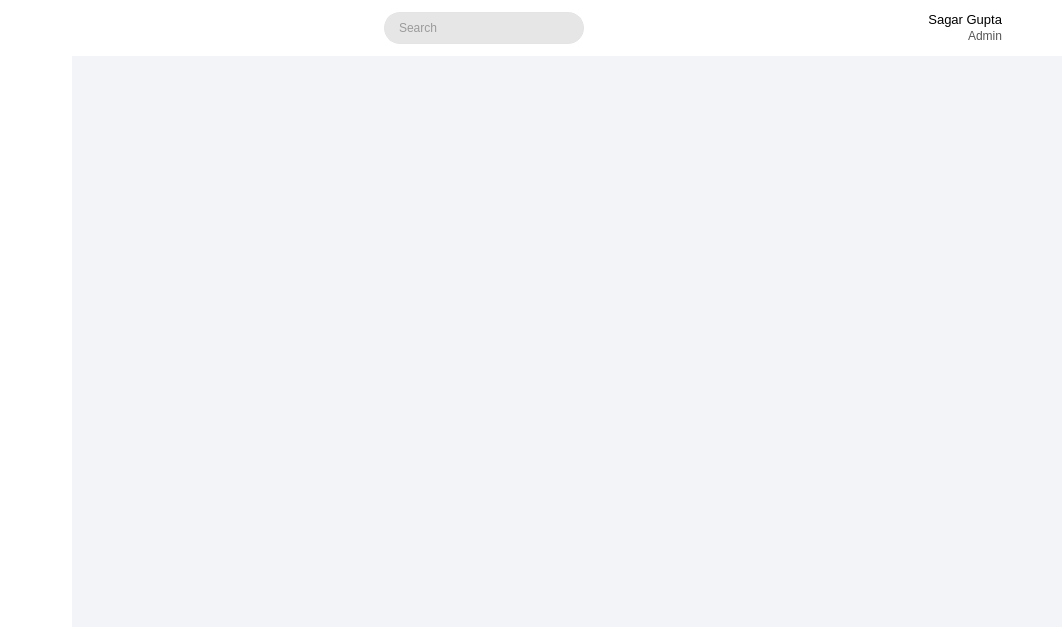
oggyCS04/lms, file mainwindow.ui: the form before one commit.
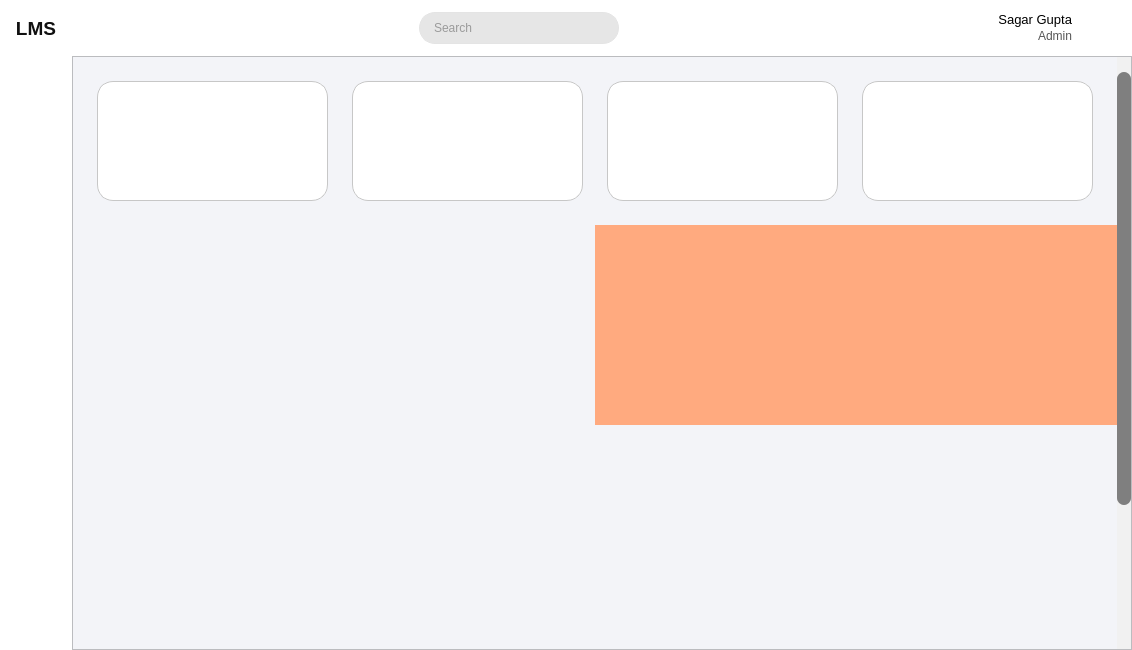
The form after the commit. Icons and pictures are not drawn.

What changed in the file:
```diff
--- a/mainwindow.ui
+++ b/mainwindow.ui
@@ -6,8 +6,8 @@
    <rect>
     <x>0</x>
     <y>0</y>
-    <width>1062</width>
-    <height>627</height>
+    <width>1132</width>
+    <height>650</height>
    </rect>
   </property>
   <property name="windowTitle">
@@ -101,14 +101,25 @@
            <height>56</height>
           </size>
          </property>
+         <property name="font">
+          <font>
+           <pointsize>14</pointsize>
+           <bold>true</bold>
+          </font>
+         </property>
          <property name="styleSheet">
           <string notr="true">QLabel{
-border-image: url(:/images/res/image/ic_e-library.png) 0 0 0 0 stretch stretch;
-margin: 10 18 10 18;
+color: rgb(16, 16, 16);
 }</string>
          </property>
          <property name="text">
-          <string/>
+          <string>LMS</string>
+         </property>
+         <property name="alignment">
+          <set>Qt::AlignmentFlag::AlignCenter</set>
+         </property>
+         <property name="indent">
+          <number>0</number>
          </property>
         </widget>
        </item>
@@ -437,13 +448,600 @@
 	background-color: rgb(255, 255, 255);
 }</string>
          </property>
+         <layout class="QVBoxLayout" name="sidebar_vlayout">
+          <property name="spacing">
+           <number>20</number>
+          </property>
+          <property name="leftMargin">
+           <number>0</number>
+          </property>
+          <property name="topMargin">
+           <number>16</number>
+          </property>
+          <property name="rightMargin">
+           <number>0</number>
+          </property>
+          <property name="bottomMargin">
+           <number>0</number>
+          </property>
+         </layout>
         </widget>
        </item>
        <item>
-        <widget class="QWidget" name="widget_3" native="true">
+        <widget class="QStackedWidget" name="stackedWidget">
          <property name="styleSheet">
-          <string notr="true">background-color: rgb(243, 244, 248);</string>
+          <string notr="true">QWidget{
+background-color: rgb(243, 244, 248);
+}</string>
          </property>
+         <property name="currentIndex">
+          <number>0</number>
+         </property>
+         <widget class="QWidget" name="aa_dashboard">
+          <property name="styleSheet">
+           <string notr="true"/>
+          </property>
+          <layout class="QHBoxLayout" name="horizontalLayout_6">
+           <property name="spacing">
+            <number>0</number>
+           </property>
+           <property name="leftMargin">
+            <number>0</number>
+           </property>
+           <property name="topMargin">
+            <number>0</number>
+           </property>
+           <property name="rightMargin">
+            <number>0</number>
+           </property>
+           <property name="bottomMargin">
+            <number>0</number>
+           </property>
+           <item>
+            <widget class="QScrollArea" name="scrollArea">
+             <property name="styleSheet">
+              <string notr="true">
+QScrollBar:vertical {;
+	background-color: rgb(85, 255, 127);
+    background: rgb(241, 241, 241);
+    width: 14px;
+    margin: 15px 0 15px 0;
+ }
+
+/*  HANDLE BAR VERTICAL */
+QScrollBar::handle:vertical {	
+	background-color: rgb(127, 127, 127);
+	min-height: 30px;
+	border-radius: 7px;
+}
+QScrollBar::handle:vertical:hover{	
+	background-color: rgb(180, 180, 180);
+}
+QScrollBar::handle:vertical:pressed {	
+	background-color: rgb(127, 127, 127);
+}
+
+/* BTN TOP - SCROLLBAR */
+QScrollBar::sub-line:vertical {
+	border: none;
+	background-color: rgb(241, 241, 241);
+	height: 15px;
+	subcontrol-position: top;
+	subcontrol-origin: margin;
+}
+QScrollBar::sub-line:vertical:hover {	
+	background-color: rgb(180, 180, 180);
+}
+QScrollBar::sub-line:vertical:pressed {	
+	background-color: rgb(127, 127, 127);
+}
+/* BTN BOTTOM - SCROLLBAR */
+QScrollBar::add-line:vertical {
+	border: none;
+	background-color: rgb(241, 241, 241);
+	height: 15px;
+	subcontrol-position: bottom;
+	subcontrol-origin: margin;
+}
+QScrollBar::add-line:vertical:hover {	
+	background-color: rgb(180, 180, 180);
+}
+QScrollBar::add-line:vertical:pressed {	
+	background-color:rgb(127, 127, 127);
+}
+
+
+
+/* RESET ARROW */
+QScrollBar::up-arrow:vertical, QScrollBar::down-arrow:vertical {
+	background: none;
+}
+QScrollBar::add-page:vertical, QScrollBar::sub-page:vertical {
+	background:  none;
+}
+
+</string>
+             </property>
+             <property name="frameShape">
+              <enum>QFrame::Shape::StyledPanel</enum>
+             </property>
+             <property name="frameShadow">
+              <enum>QFrame::Shadow::Sunken</enum>
+             </property>
+             <property name="lineWidth">
+              <number>1</number>
+             </property>
+             <property name="widgetResizable">
+              <bool>true</bool>
+             </property>
+             <widget class="QWidget" name="scrollAreaWidgetContents">
+              <property name="geometry">
+               <rect>
+                <x>0</x>
+                <y>0</y>
+                <width>1044</width>
+                <height>770</height>
+               </rect>
+              </property>
+              <property name="styleSheet">
+               <string notr="true">QFrame{
+background-color: white;
+border: 1px solid rgb(199, 199, 199);
+border-radius: 16px;
+}
+</string>
+              </property>
+              <layout class="QVBoxLayout" name="verticalLayout_3">
+               <property name="spacing">
+                <number>0</number>
+               </property>
+               <property name="leftMargin">
+                <number>0</number>
+               </property>
+               <property name="topMargin">
+                <number>0</number>
+               </property>
+               <property name="rightMargin">
+                <number>0</number>
+               </property>
+               <property name="bottomMargin">
+                <number>0</number>
+               </property>
+               <item>
+                <layout class="QHBoxLayout" name="horizontalLayout_4">
+                 <property name="spacing">
+                  <number>24</number>
+                 </property>
+                 <property name="leftMargin">
+                  <number>24</number>
+                 </property>
+                 <property name="topMargin">
+                  <number>24</number>
+                 </property>
+                 <property name="rightMargin">
+                  <number>24</number>
+                 </property>
+                 <property name="bottomMargin">
+                  <number>24</number>
+                 </property>
+                 <item>
+                  <widget class="QFrame" name="frame">
+                   <property name="sizePolicy">
+                    <sizepolicy hsizetype="MinimumExpanding" vsizetype="Fixed">
+                     <horstretch>0</horstretch>
+                     <verstretch>0</verstretch>
+                    </sizepolicy>
+                   </property>
+                   <property name="minimumSize">
+                    <size>
+                     <width>150</width>
+                     <height>120</height>
+                    </size>
+                   </property>
+                   <property name="maximumSize">
+                    <size>
+                     <width>16777215</width>
+                     <height>120</height>
+                    </size>
+                   </property>
+                   <property name="frameShape">
+                    <enum>QFrame::Shape::StyledPanel</enum>
+                   </property>
+                   <property name="frameShadow">
+                    <enum>QFrame::Shadow::Raised</enum>
+                   </property>
+                   <property name="lineWidth">
+                    <number>1</number>
+                   </property>
+                   <property name="midLineWidth">
+                    <number>0</number>
+                   </property>
+                  </widget>
+                 </item>
+                 <item>
+                  <widget class="QFrame" name="frame_2">
+                   <property name="sizePolicy">
+                    <sizepolicy hsizetype="MinimumExpanding" vsizetype="Fixed">
+                     <horstretch>0</horstretch>
+                     <verstretch>0</verstretch>
+                    </sizepolicy>
+                   </property>
+                   <property name="minimumSize">
+                    <size>
+                     <width>150</width>
+                     <height>120</height>
+                    </size>
+                   </property>
+                   <property name="maximumSize">
+                    <size>
+                     <width>16777215</width>
+                     <height>120</height>
+                    </size>
+                   </property>
+                   <property name="frameShape">
+                    <enum>QFrame::Shape::StyledPanel</enum>
+                   </property>
+                   <property name="frameShadow">
+                    <enum>QFrame::Shadow::Raised</enum>
+                   </property>
+                   <property name="lineWidth">
+                    <number>1</number>
+                   </property>
+                   <property name="midLineWidth">
+                    <number>0</number>
+                   </property>
+                  </widget>
+                 </item>
+                 <item>
+                  <widget class="QFrame" name="frame_3">
+                   <property name="sizePolicy">
+                    <sizepolicy hsizetype="MinimumExpanding" vsizetype="Fixed">
+                     <horstretch>0</horstretch>
+                     <verstretch>0</verstretch>
+                    </sizepolicy>
+                   </property>
+                   <property name="minimumSize">
+                    <size>
+                     <width>150</width>
+                     <height>120</height>
+                    </size>
+                   </property>
+                   <property name="maximumSize">
+                    <size>
+                     <width>16777215</width>
+                     <height>120</height>
+                    </size>
+                   </property>
+                   <property name="frameShape">
+                    <enum>QFrame::Shape::StyledPanel</enum>
+                   </property>
+                   <property name="frameShadow">
+                    <enum>QFrame::Shadow::Raised</enum>
+                   </property>
+                   <property name="lineWidth">
+                    <number>1</number>
+                   </property>
+                   <property name="midLineWidth">
+                    <number>0</number>
+                   </property>
+                  </widget>
+                 </item>
+                 <item>
+                  <widget class="QFrame" name="frame_4">
+                   <property name="sizePolicy">
+                    <sizepolicy hsizetype="MinimumExpanding" vsizetype="Fixed">
+                     <horstretch>0</horstretch>
+                     <verstretch>0</verstretch>
+                    </sizepolicy>
+                   </property>
+                   <property name="minimumSize">
+                    <size>
+                     <width>150</width>
+                     <height>120</height>
+                    </size>
+                   </property>
+                   <property name="maximumSize">
+                    <size>
+                     <width>16777215</width>
+                     <height>120</height>
+                    </size>
+                   </property>
+                   <property name="frameShape">
+                    <enum>QFrame::Shape::StyledPanel</enum>
+                   </property>
+                   <property name="frameShadow">
+                    <enum>QFrame::Shadow::Raised</enum>
+                   </property>
+                   <property name="lineWidth">
+                    <number>1</number>
+                   </property>
+                   <property name="midLineWidth">
+                    <number>0</number>
+                   </property>
+                  </widget>
+                 </item>
+                </layout>
+               </item>
+               <item>
+                <layout class="QHBoxLayout" name="horizontalLayout_5">
+                 <property name="spacing">
+                  <number>0</number>
+                 </property>
+                 <item>
+                  <widget class="QWidget" name="widget" native="true">
+                   <property name="sizePolicy">
+                    <sizepolicy hsizetype="Preferred" vsizetype="Fixed">
+                     <horstretch>0</horstretch>
+                     <verstretch>0</verstretch>
+                    </sizepolicy>
+                   </property>
+                   <property name="minimumSize">
+                    <size>
+                     <width>0</width>
+                     <height>200</height>
+                    </size>
+                   </property>
+                   <property name="maximumSize">
+                    <size>
+                     <width>16777215</width>
+                     <height>200</height>
+                    </size>
+                   </property>
+                  </widget>
+                 </item>
+                 <item>
+                  <widget class="QWidget" name="widget_3" native="true">
+                   <property name="styleSheet">
+                    <string notr="true">QWidget{
+background-color: rgb(255, 170, 127);
+}</string>
+                   </property>
+                  </widget>
+                 </item>
+                </layout>
+               </item>
+               <item>
+                <widget class="QWidget" name="widget_4" native="true">
+                 <property name="sizePolicy">
+                  <sizepolicy hsizetype="Preferred" vsizetype="Fixed">
+                   <horstretch>0</horstretch>
+                   <verstretch>0</verstretch>
+                  </sizepolicy>
+                 </property>
+                 <property name="minimumSize">
+                  <size>
+                   <width>0</width>
+                   <height>400</height>
+                  </size>
+                 </property>
+                 <property name="maximumSize">
+                  <size>
+                   <width>16777215</width>
+                   <height>400</height>
+                  </size>
+                 </property>
+                </widget>
+               </item>
+              </layout>
+             </widget>
+            </widget>
+           </item>
+          </layout>
+         </widget>
+         <widget class="QWidget" name="category">
+          <layout class="QVBoxLayout" name="verticalLayout_2">
+           <property name="spacing">
+            <number>0</number>
+           </property>
+           <property name="leftMargin">
+            <number>0</number>
+           </property>
+           <property name="topMargin">
+            <number>0</number>
+           </property>
+           <property name="rightMargin">
+            <number>0</number>
+           </property>
+           <property name="bottomMargin">
+            <number>0</number>
+           </property>
+           <item>
+            <widget class="QWidget" name="category_header" native="true">
+             <property name="sizePolicy">
+              <sizepolicy hsizetype="Preferred" vsizetype="Fixed">
+               <horstretch>0</horstretch>
+               <verstretch>0</verstretch>
+              </sizepolicy>
+             </property>
+             <property name="minimumSize">
+              <size>
+               <width>0</width>
+               <height>64</height>
+              </size>
+             </property>
+             <property name="maximumSize">
+              <size>
+               <width>16777215</width>
+               <height>64</height>
+              </size>
+             </property>
+             <property name="styleSheet">
+              <string notr="true">QPushButton{
+color: black;
+background-color: rgb(255, 255, 255);
+border: 1px solid white;
+padding: 10px;
+border-radius: 12px;
+}
+
+QPushButton:hover{
+background-color: #ebebeb;
+border: 1px solid rgb(236, 236, 236);
+}
+
+QPushButton:checked{
+color: white;
+background-color: black;
+}</string>
+             </property>
+             <layout class="QHBoxLayout" name="horizontalLayout_3">
+              <property name="spacing">
+               <number>11</number>
+              </property>
+              <item>
+               <widget class="QPushButton" name="addCategoryBtn">
+                <property name="sizePolicy">
+                 <sizepolicy hsizetype="Fixed" vsizetype="Fixed">
+                  <horstretch>0</horstretch>
+                  <verstretch>0</verstretch>
+                 </sizepolicy>
+                </property>
+                <property name="font">
+                 <font>
+                  <pointsize>11</pointsize>
+                  <fontweight>DemiBold</fontweight>
+                 </font>
+                </property>
+                <property name="text">
+                 <string>Add Category</string>
+                </property>
+                <property name="checkable">
+                 <bool>true</bool>
+                </property>
+                <property name="checked">
+                 <bool>true</bool>
+                </property>
+                <property name="autoExclusive">
+                 <bool>true</bool>
+                </property>
+               </widget>
+              </item>
+              <item>
+               <widget class="QPushButton" name="manageCategoryBtn">
+                <property name="sizePolicy">
+                 <sizepolicy hsizetype="Fixed" vsizetype="Fixed">
+                  <horstretch>0</horstretch>
+                  <verstretch>0</verstretch>
+                 </sizepolicy>
+                </property>
+                <property name="font">
+                 <font>
+                  <pointsize>11</pointsize>
+                  <fontweight>DemiBold</fontweight>
+                 </font>
+                </property>
+                <property name="text">
+                 <string>Manage Categories</string>
+                </property>
+                <property name="checkable">
+                 <bool>true</bool>
+                </property>
+                <property name="checked">
+                 <bool>false</bool>
+                </property>
+                <property name="autoExclusive">
+                 <bool>true</bool>
+                </property>
+               </widget>
+              </item>
+              <item>
+               <spacer name="categorySpacer">
+                <property name="orientation">
+                 <enum>Qt::Orientation::Horizontal</enum>
+                </property>
+                <property name="sizeHint" stdset="0">
+                 <size>
+                  <width>40</width>
+                  <height>20</height>
+                 </size>
+                </property>
+               </spacer>
+              </item>
+             </layout>
+            </widget>
+           </item>
+           <item>
+            <widget class="QStackedWidget" name="category_stackedWidget">
+             <widget class="QWidget" name="addCategoryWidget">
+              <widget class="QLabel" name="label">
+               <property name="geometry">
+                <rect>
+                 <x>400</x>
+                 <y>210</y>
+                 <width>191</width>
+                 <height>20</height>
+                </rect>
+               </property>
+               <property name="styleSheet">
+                <string notr="true">QLabel{
+color: black;
+}</string>
+               </property>
+               <property name="text">
+                <string>Add Category</string>
+               </property>
+              </widget>
+             </widget>
+             <widget class="QWidget" name="manageCategoryWidget">
+              <widget class="QLabel" name="label_2">
+               <property name="geometry">
+                <rect>
+                 <x>380</x>
+                 <y>200</y>
+                 <width>161</width>
+                 <height>20</height>
+                </rect>
+               </property>
+               <property name="styleSheet">
+                <string notr="true">QLabel{
+color: black;
+}</string>
+               </property>
+               <property name="text">
+                <string>Manage Category</string>
+               </property>
+              </widget>
+             </widget>
+            </widget>
+           </item>
+          </layout>
+         </widget>
+         <widget class="QWidget" name="testPage_1">
+          <widget class="QLabel" name="label_3">
+           <property name="geometry">
+            <rect>
+             <x>470</x>
+             <y>250</y>
+             <width>91</width>
+             <height>20</height>
+            </rect>
+           </property>
+           <property name="styleSheet">
+            <string notr="true">color: rgb(0, 0, 0);</string>
+           </property>
+           <property name="text">
+            <string>Test Page 1</string>
+           </property>
+          </widget>
+         </widget>
+         <widget class="QWidget" name="testPage_2">
+          <widget class="QLabel" name="label_4">
+           <property name="geometry">
+            <rect>
+             <x>450</x>
+             <y>250</y>
+             <width>101</width>
+             <height>20</height>
+            </rect>
+           </property>
+           <property name="styleSheet">
+            <string notr="true">color: rgb(0, 0, 255);</string>
+           </property>
+           <property name="text">
+            <string>Test Page 2</string>
+           </property>
+          </widget>
+         </widget>
         </widget>
        </item>
       </layout>
```
Left out of the diff: 2 changed lines with no effect on the pictures.
